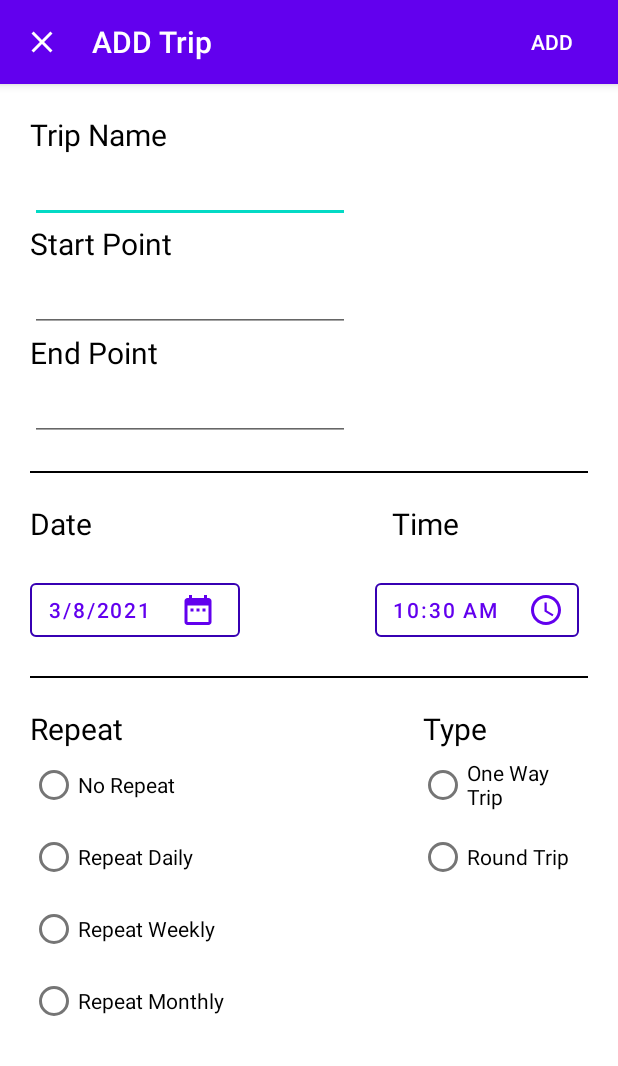
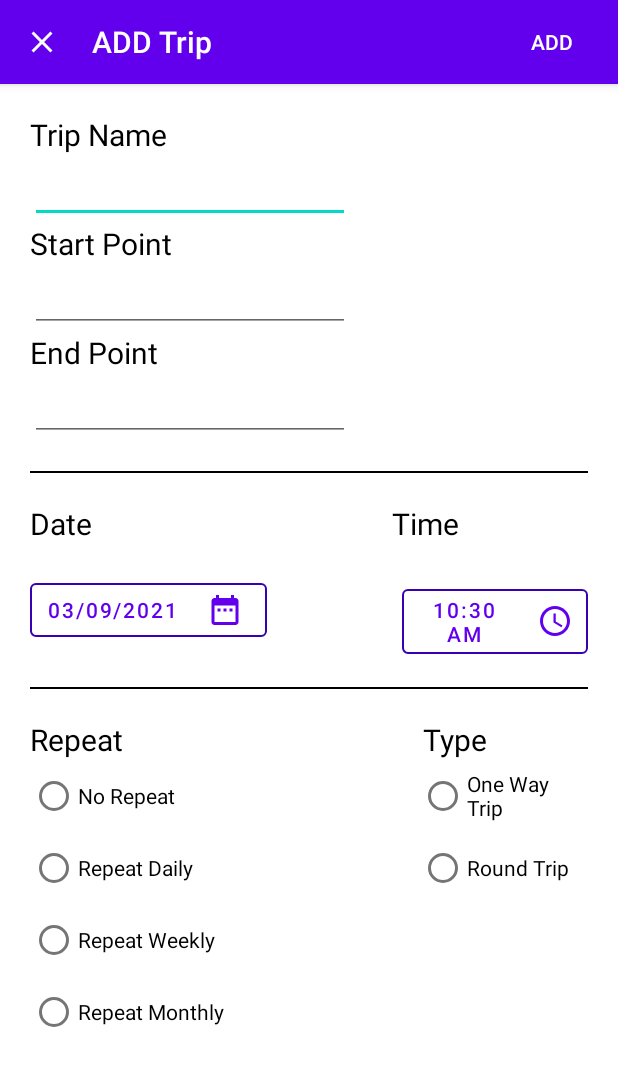
Before and after one commit to amrel7afy/TRIPAWY, an Android app: the AddNewTripActivity screen opened directly, with no data from a screen before it, on a phone screen of 412 x 824 dp. Shown: the top 1066 px of the screen. Run offline under Robolectric (Android 15) with nearby library versions, the phone set to English and light mode, and no system bars.

Commit message:
Handling Date & Time Picking Error

```diff
--- a/app/src/main/java/com/example/tripawy/AddNewTripActivity.java
+++ b/app/src/main/java/com/example/tripawy/AddNewTripActivity.java
@@ -15,8 +15,12 @@ import android.widget.RadioButton;
 import android.widget.RadioGroup;
 import android.widget.TimePicker;
 
+import java.sql.Time;
+import java.text.ParseException;
+import java.text.SimpleDateFormat;
 import java.util.ArrayList;
 import java.util.Calendar;
+import java.util.Date;
 import java.util.concurrent.Executors;
 
 public class AddNewTripActivity extends AppCompatActivity {
@@ -33,6 +37,7 @@ public class AddNewTripActivity extends AppCompatActivity {
     private RadioButton radioButtonRepeat;
     private RadioButton radioButtonType;
     private int year, month, dayOfMonth, hour, minute;
+    private long dateLong, timeLong;
 
 
     @Override
@@ -50,8 +55,8 @@ public class AddNewTripActivity extends AppCompatActivity {
         hour = calendar.get(Calendar.HOUR_OF_DAY);
         minute = calendar.get(Calendar.MINUTE);
 
-       updateTime(hour,minute);
-        btn_datePicker.setText(dayOfMonth + "/" + month + "/" + year);
+        updateTime(hour, minute);
+        updateDate(year, month, dayOfMonth);
 
 
     }
@@ -74,7 +79,7 @@ public class AddNewTripActivity extends AppCompatActivity {
                     @SuppressLint("SetTextI18n")
                     @Override
                     public void onDateSet(DatePicker datePicker, int year, int month, int day) {
-                        btn_datePicker.setText(day + "/" + (month + 1) + "/" + year);
+                        updateDate(year, month, day);
 
                     }
                 }, year, month, dayOfMonth);
@@ -95,8 +100,40 @@ public class AddNewTripActivity extends AppCompatActivity {
         timePickerDialog.show();
     }
 
+    private void updateDate(int year, int month, int day) {
+        String years = String.valueOf(year);
+        String months = "";
+        String days = "";
+
+        if ((month + 1) >= 10) {
+            months = String.valueOf(month + 1);
+        } else {
+            months = "0" + (month + 1);
+        }
+
+        if (day >= 10) {
+            days = String.valueOf(day);
+        } else {
+            days = "0" + day;
+        }
+        String dateString = null;
+        try {
+            dateString = days + "/" + months + "/" + years;
+
+            SimpleDateFormat sdf = new SimpleDateFormat("dd/MM/yyyy");
+            Date date = sdf.parse(dateString);
+
+            dateLong = date.getTime();
+
+        } catch (ParseException e) {
+            e.printStackTrace();
+        }
+        btn_datePicker.setText(dateString);
+    }
+
     private void updateTime(int hour, int minute) {
         String timeSet = "";
+        int hour24 = hour;
         if (hour > 12) {
             hour -= 12;
             timeSet = "PM";
@@ -115,20 +152,32 @@ public class AddNewTripActivity extends AppCompatActivity {
         } else {
             minutes = String.valueOf(minute);
         }
-        btn_timePicker.setText(hour + ":" + minutes + " " + timeSet);
+
+        String timeString = null;
+        try {
+            timeString = hour + ":" + minutes + " " + timeSet;
+            SimpleDateFormat sdf = new SimpleDateFormat("hh:mm a");
+
+            Date date = sdf.parse(timeString);
+
+            timeLong = date.getTime();
+
+        } catch (ParseException e) {
+            e.printStackTrace();
+        }
+
+        btn_timePicker.setText(timeString);
 
     }
 
     public void add(View v) {
         ArrayList<String> notes = new ArrayList<>();
-        notes.add("sfd");
-        // to insert item
         Executors.newSingleThreadExecutor().execute(() -> {
             RoomDB.getTrips(getApplication()).insert(
                     new Trip(
                             editTxtTripName.getText().toString(),
-                            30L,
-                            6,
+                            dateLong,
+                            timeLong,
                             TripState.UPCOMING.name(),
                             TripType.ONE_WAY.name(),
                             editTxtStartPoint.getText().toString(),
--- a/app/src/main/java/com/example/tripawy/AppDatabase.java
+++ b/app/src/main/java/com/example/tripawy/AppDatabase.java
@@ -4,6 +4,7 @@ import androidx.room.Database;
 import androidx.room.RoomDatabase;
 import androidx.room.TypeConverters;
 
+//Creating Database
 @Database(entities = {Trip.class}, version = 1)
 @TypeConverters({Converters.class})
 public abstract class AppDatabase extends RoomDatabase {
--- a/app/src/main/java/com/example/tripawy/Converters.java
+++ b/app/src/main/java/com/example/tripawy/Converters.java
@@ -10,6 +10,7 @@ import java.util.ArrayList;
 
 public class Converters {
 
+    //In order to Deal With Arraylists in Database
     @TypeConverter
     public static ArrayList<String> fromString(String value) {
         Type listType = new TypeToken<ArrayList<String>>() {}.getType();
--- a/app/src/main/res/layout/activity_add_new_trip.xml
+++ b/app/src/main/res/layout/activity_add_new_trip.xml
@@ -150,7 +150,7 @@
                     android:id="@+id/btnDatePicker"
                     android:layout_width="wrap_content"
                     android:layout_height="wrap_content"
-                    android:text="29/8/2021"
+                    android:text="29/08/2021"
                     style="@style/Widget.MaterialComponents.Button.OutlinedButton.Icon"
                     app:iconGravity="end"
                     app:icon="@drawable/ic_baseline_date_range_24"
```
Also changed, not shown: app/src/main/java/com/example/tripawy/TripAdapter.java (+21 -2 lines).
